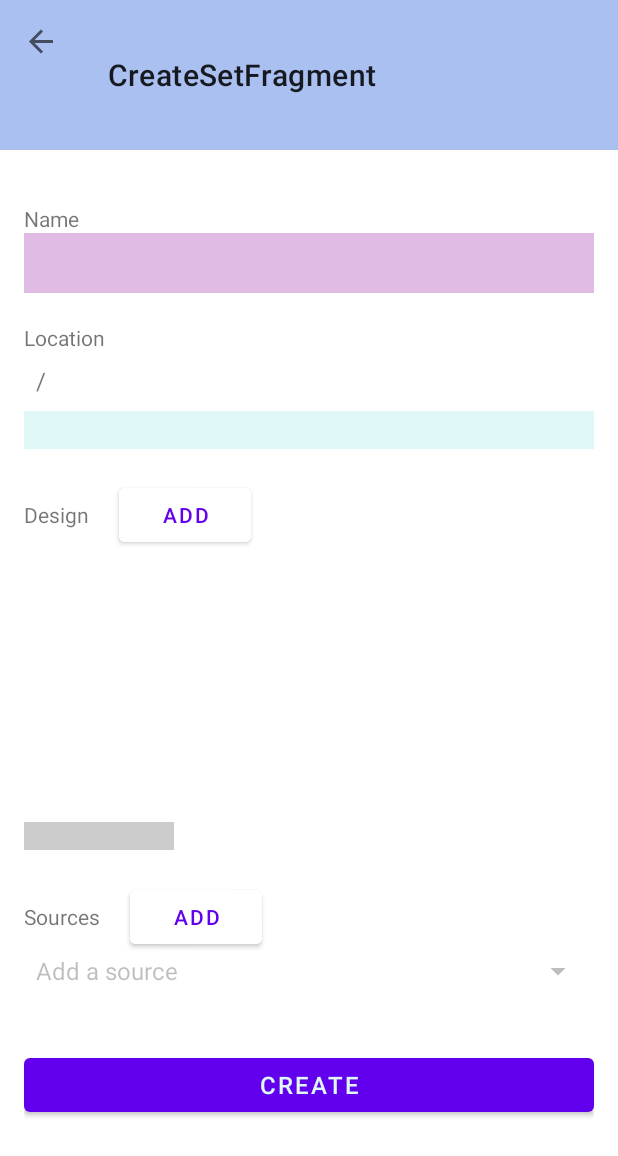
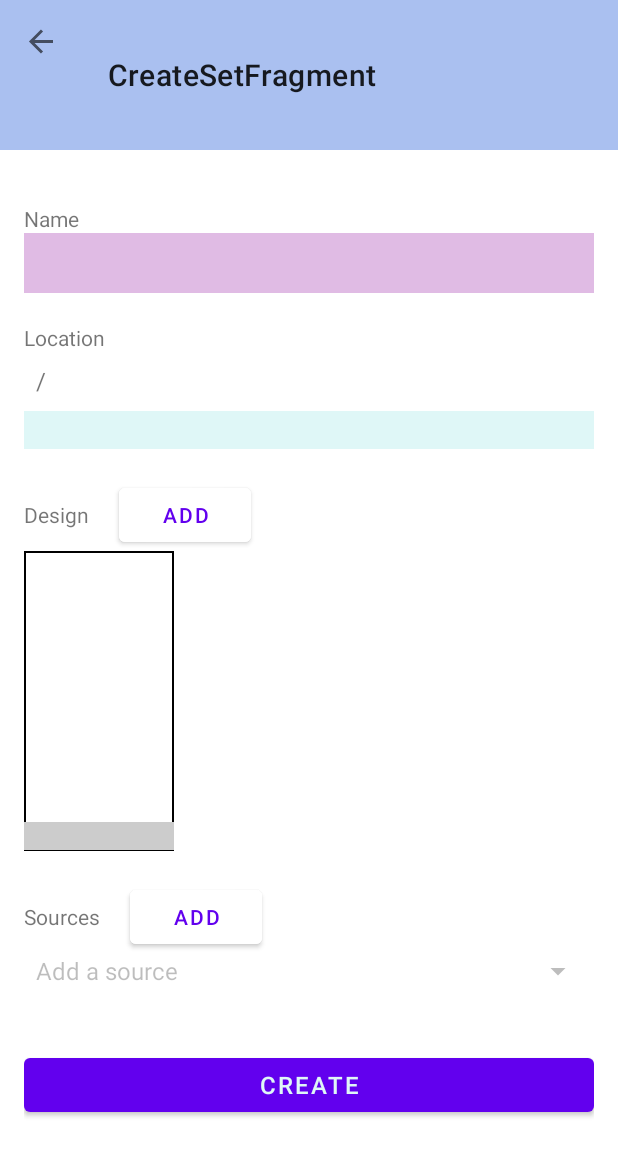
Before and after one commit to dcorby/trading-cards, an Android app: the CreateSetFragment screen opened through its navigation route, after a tap on "CREATE", on a phone screen of 412 x 824 dp. Shown: the top 1156 px of the screen. Run offline under Robolectric (Android 15) with nearby library versions, the phone set to English and light mode, and no system bars; our stand-ins replace navigation-ui; 5 statements that could not run were skipped.

```diff
--- a/app/src/main/java/com/example/tradingcards/ui/main/CreateSetFragment.kt
+++ b/app/src/main/java/com/example/tradingcards/ui/main/CreateSetFragment.kt
@@ -1,6 +1,7 @@
 package com.example.tradingcards.ui.main
 
 import android.content.res.Resources
+import android.graphics.Color
 import android.os.Bundle
 import android.util.Log
 import android.view.LayoutInflater
@@ -12,6 +13,7 @@ import android.widget.ArrayAdapter
 import android.widget.RelativeLayout.LayoutParams
 import android.widget.TextView
 import android.widget.Toast
+import androidx.core.content.ContextCompat
 import androidx.core.view.children
 import androidx.core.widget.addTextChangedListener
 import androidx.fragment.app.Fragment
@@ -139,21 +141,26 @@ class CreateSetFragment : Fragment() {
 
         // Add the designs
         binding.scrollviewLayout.layoutParams.height = miniParams.height
-        designs.forEach { design ->
+        designs.forEachIndexed { index, design ->
             val view = MiniView(requireContext(), design)
             view.layoutParams = LayoutParams(miniParams.width, miniParams.height)
             val miniView = view.shrink(shrinkFactor)
-            miniView.tag = design[0]["card"] ?: 0
+            //miniView.tag = design[0]["card"] ?: 0
             binding.scrollviewLayout.addView(miniView)
         }
 
         // Select design
         binding.scrollviewLayout.children.forEach { miniView ->
             miniView.setOnClickListener {
-                Toast.makeText(requireContext(), it.tag.toString(), Toast.LENGTH_SHORT).show()
-                viewModel.card = it.tag.toString()
+                (binding.scrollview.getChildAt(0) as ViewGroup).getChildAt(viewModel.activeDesign).setBackgroundColor(Color.parseColor("#ffffff"))
+                viewModel.activeDesign = (it.parent as ViewGroup).indexOfChild(it)
+                it.background = ContextCompat.getDrawable(requireContext(), R.drawable.border_black)
             }
         }
+
+        // Set default design
+        viewModel.activeDesign = 0
+        (binding.scrollview.getChildAt(0) as ViewGroup).getChildAt(0).background = ContextCompat.getDrawable(requireContext(), R.drawable.border_black)
 
         // Show sources
         val sources = mainReceiver.getDBManager().fetch(
@@ -205,15 +212,14 @@ class CreateSetFragment : Fragment() {
     }
 
     private fun createSet() {
-        // Need a name, a design, and a source
+
         val name = viewModel.name
-        val card= viewModel.card
+        val activeDesign = viewModel.activeDesign
         val source= resources.getStringArray(R.array.source_ids)[binding.sourcesSpinner.selectedItemPosition]
 
-        if (name == "" || card == null || source == null) {
+        if (name == "" || source == null) {
             var msg = ""
             if (name == "") { msg = "Name required" }
-            if (card == null) { msg = "Select a design" }
             if (source == null) { msg = "Select a source" }
             Toast.makeText(requireContext(), msg, Toast.LENGTH_SHORT).show()
             return
--- a/app/src/main/java/com/example/tradingcards/viewmodels/CreateSetViewModel.kt
+++ b/app/src/main/java/com/example/tradingcards/viewmodels/CreateSetViewModel.kt
@@ -10,5 +10,5 @@ class CreateSetViewModel : ViewModel() {
     var location = ""
     var currentDirectory = ""
     var absolutePath = ""
-    var card: String? = null
+    var activeDesign = 0
 }
```
